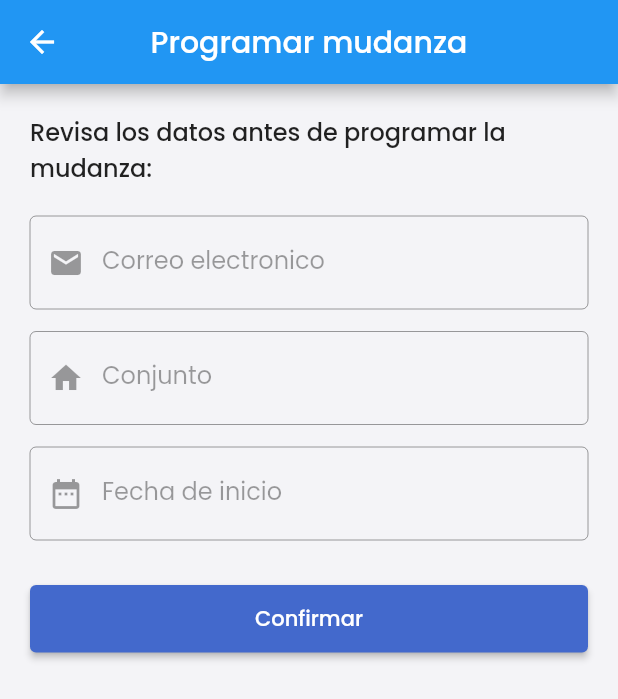
After one commit to judsantamariaro/mi_house_reception, a Flutter app: the MovingFormScreen screen opened by its route, on a phone screen of 412 x 824 dp. The commit adds this screen. Shown: the top 699 px of the screen. Run offline on Flutter 3.47's test engine with Material 2 defaults, Android fonts, the phone set to English and light mode, and no system bars; our stand-ins replace animate_do, get_it, google_fonts, hive, hive_flutter, table_calendar; accounts and stored records are empty.

Commit message:
Added moving

```diff
--- a/lib/core/routes/routes.dart
+++ b/lib/core/routes/routes.dart
@@ -1,10 +1,14 @@
 import 'package:flutter/material.dart';
 import 'package:mi_house_reception/ui/screens/auth/index_screen.dart';
+import 'package:mi_house_reception/ui/screens/moving/moving_calendar.dart';
+import 'package:mi_house_reception/ui/screens/moving/moving_form.dart';
 import 'package:mi_house_reception/ui/screens/reservations/reservation_form.dart';
 import 'package:mi_house_reception/ui/screens/reservations/reservations_calendar.dart';
 
 Map<String, Widget Function(BuildContext)> routes = {
   IndexScreen.route: (ctx) => const IndexScreen(),
+  MovingCalendarScreen.route: (ctx) => const MovingCalendarScreen(),
+  MovingFormScreen.route: (ctx) => const MovingFormScreen(),
+  ReservationFormScreen.route: (ctx) => const ReservationFormScreen(),
   ReservationsCalendar.route: (ctx) => const ReservationsCalendar(),
-  ReservationFormScreen.route: (ctx) => const ReservationFormScreen(),
 };
--- /dev/null
+++ b/lib/features/moving/moving_model.dart
@@ -0,0 +1,20 @@
+import 'package:json_annotation/json_annotation.dart';
+part 'moving_model.g.dart';
+
+@JsonSerializable()
+class MovingModel {
+  @JsonKey(name: 'fecha_inicio')
+  final DateTime fechaInicio;
+  final String usuario;
+  final String conjunto;
+
+  MovingModel({
+    required this.fechaInicio,
+    required this.usuario,
+    required this.conjunto,
+  });
+
+  factory MovingModel.fromJson(Map<String, dynamic> json) => _$MovingModelFromJson(json);
+
+  Map<String, dynamic> toJson() => _$MovingModelToJson(this);
+}
--- a/lib/ui/screens/home/home_screen_index.dart
+++ b/lib/ui/screens/home/home_screen_index.dart
@@ -45,7 +45,7 @@ class _HomeScreenIndexState extends State<HomeScreenIndex> {
       body: IndexedStack(
         index: index,
         children: [
-          HomeTab(),
+          const HomeTab(),
           const ReservationsTab(),
           ProfileTab(),
         ],
--- /dev/null
+++ b/lib/ui/screens/moving/moving_form.dart
@@ -0,0 +1,132 @@
+import 'package:flutter/material.dart';
+import 'package:mi_house_reception/core/modals/modals.dart';
+import 'package:mi_house_reception/core/validators/text_validators.dart';
+import 'package:mi_house_reception/features/auth/auth_provider.dart';
+import 'package:mi_house_reception/features/moving/moving_model.dart';
+import 'package:mi_house_reception/features/reservations/reservation_provider.dart';
+import 'package:mi_house_reception/ui/screens/auth/index_screen.dart';
+import 'package:provider/provider.dart';
+
+class MovingFormScreen extends StatefulWidget {
+  const MovingFormScreen({Key? key}) : super(key: key);
+
+  static const route = 'MovingFormScreen';
+
+  @override
+  _MovingFormScreenState createState() => _MovingFormScreenState();
+}
+
+class _MovingFormScreenState extends State<MovingFormScreen> {
+  final _emailController = TextEditingController();
+  final _conjuntoController = TextEditingController();
+  final _initialDateController = TextEditingController();
+  final _formController = GlobalKey<FormState>();
+
+  @override
+  void initState() {
+    super.initState();
+    Future.delayed(Duration.zero).then((_) {
+      final authProv = Provider.of<AuthProvider>(context, listen: false).auth;
+      final resProv = Provider.of<ReservationProvider>(context, listen: false);
+      final selectedDate = resProv.selectedDate;
+      _emailController.value = TextEditingValue(text: authProv!.username);
+      _conjuntoController.value = TextEditingValue(text: authProv.conjunto);
+      _initialDateController.value =
+          TextEditingValue(text: ReservationUtils.getFormattedDate(selectedDate));
+    });
+  }
+
+  @override
+  Widget build(BuildContext context) {
+    final resProv = Provider.of<ReservationProvider>(context);
+    return Scaffold(
+      appBar: AppBar(title: const Text('Programar mudanza')),
+      body: SingleChildScrollView(
+        padding: const EdgeInsets.symmetric(vertical: 10, horizontal: 20),
+        child: Form(
+          key: _formController,
+          child: Column(
+            crossAxisAlignment: CrossAxisAlignment.start,
+            children: [
+              const SizedBox(height: 10),
+              const SizedBox(
+                width: double.infinity,
+                child: Text(
+                  'Revisa los datos antes de programar la mudanza:',
+                  style: TextStyle(fontWeight: FontWeight.w500, fontSize: 16),
+                ),
+              ),
+              const SizedBox(height: 20),
+              TextFormField(
+                validator: TextValidators.emailValidator,
+                controller: _emailController,
+                keyboardType: TextInputType.emailAddress,
+                enabled: false,
+                decoration: const InputDecoration(
+                  prefixIcon: Icon(Icons.email),
+                  labelText: 'Correo electronico',
+                  border: OutlineInputBorder(),
+                  enabledBorder: OutlineInputBorder(),
+                ),
+              ),
+              const SizedBox(height: 15),
+              TextFormField(
+                controller: _conjuntoController,
+                enabled: false,
+                decoration: const InputDecoration(
+                  prefixIcon: Icon(Icons.home),
+                  labelText: 'Conjunto',
+                  border: OutlineInputBorder(),
+                  enabledBorder: OutlineInputBorder(),
+                ),
+              ),
+              const SizedBox(height: 15),
+              TextFormField(
+                controller: _initialDateController,
+                enabled: false,
+                decoration: const InputDecoration(
+                  prefixIcon: Icon(Icons.date_range),
+                  labelText: 'Fecha de inicio',
+                  border: OutlineInputBorder(),
+                  enabledBorder: OutlineInputBorder(),
+                ),
+              ),
+              const SizedBox(height: 15),
+              const SizedBox(height: 15),
+              SizedBox(
+                width: double.maxFinite,
+                height: 45,
+                child: ElevatedButton(
+                  onPressed: resProv.isLoading ? () {} : handleOnReserve,
+                  child: resProv.isLoading
+                      ? const Center(child: CircularProgressIndicator())
+                      : const Text('Confirmar'),
+                ),
+              ),
+            ],
+          ),
+        ),
+      ),
+    );
+  }
+
+  Future<void> handleOnReserve() async {
+    if (!_formController.currentState!.validate()) {
+      return;
+    }
+    final res = await Provider.of<ReservationProvider>(context, listen: false).createMoving(
+      MovingModel(
+        fechaInicio: DateTime.parse(_initialDateController.text),
+        usuario: _emailController.text.trim(),
+        conjunto: _conjuntoController.text.trim(),
+      ),
+    );
+    if (res == null) {
+      await CustomModals().showWellDone(message: 'Mudanza programada con exito');
+      await Future.delayed(const Duration(milliseconds: 100));
+      Navigator.of(context).popUntil(ModalRoute.withName(IndexScreen.route));
+    } else {
+      await CustomModals().showError(message: res.message);
+    }
+  }
+}
```
Also changed, not shown: lib/features/reservations/reservation_provider.dart (+26 -4 lines), lib/ui/screens/home/home_tab.dart (+14 -11 lines), lib/ui/screens/moving/moving_calendar.dart (added, +130 -0 lines), lib/features/moving/moving_model.g.dart (added).
